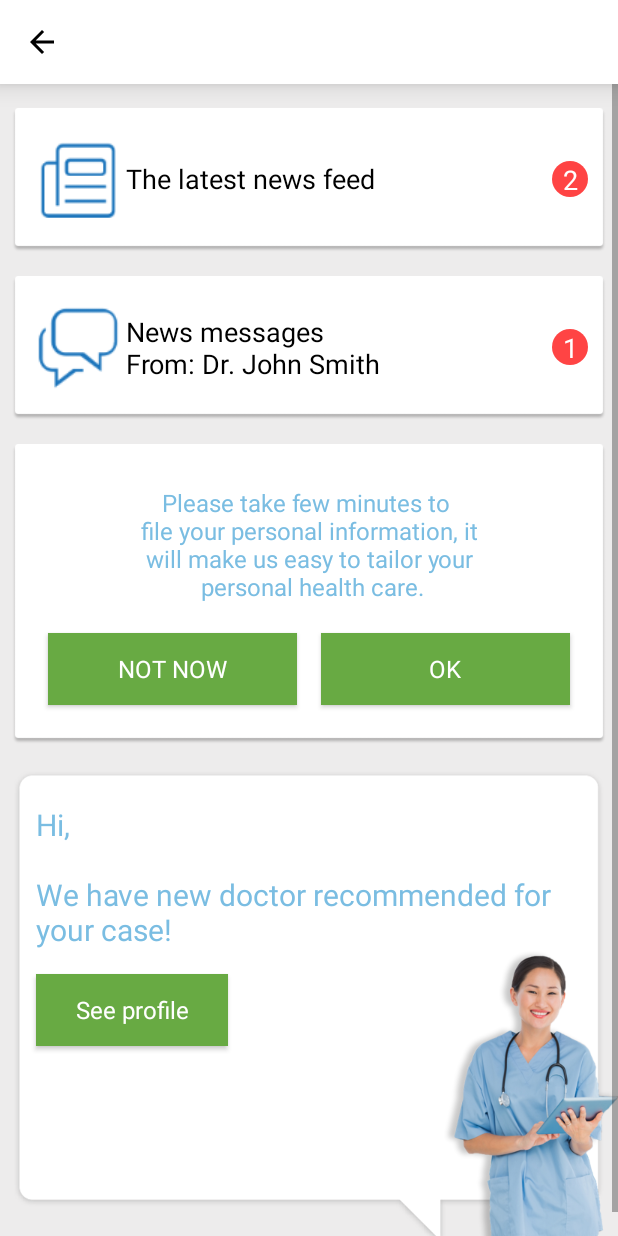
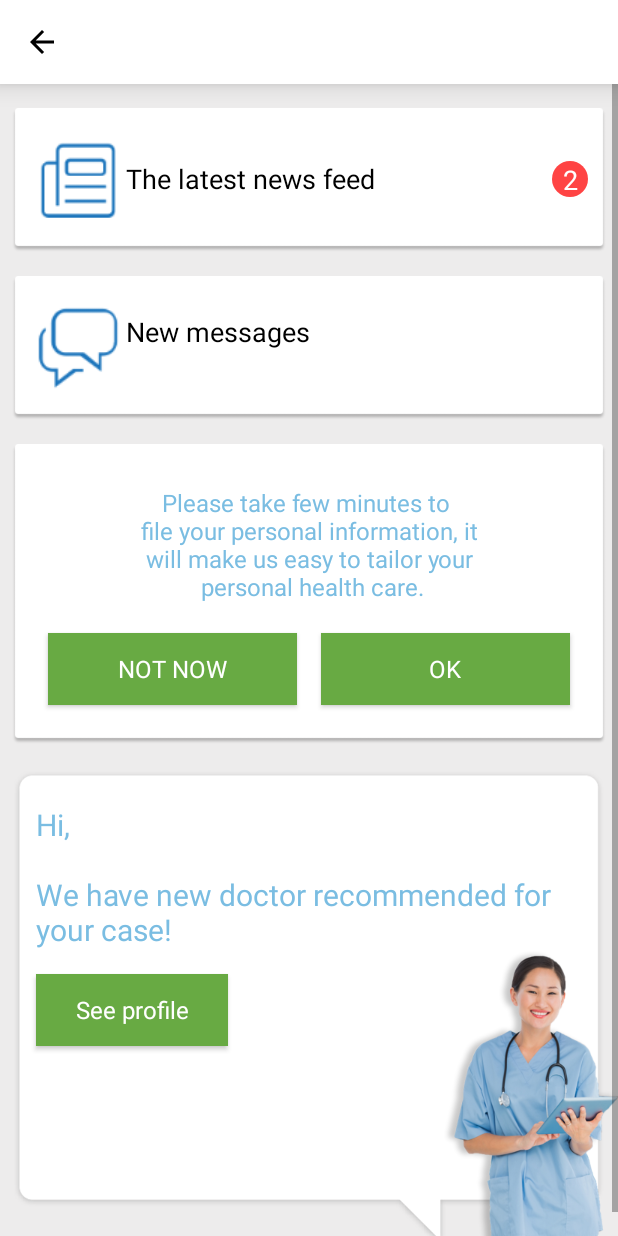
Before and after one commit to thatsmerahul1/android-client, an Android app: the fragment PatientFragment placed in its activity, on a phone screen of 412 x 824 dp. Run offline under Robolectric (Android 15) with nearby library versions, the phone set to English and light mode, and no system bars; our stand-ins replace CircleImageView; libraries missing offline, so code that uses them is left out: com.octo.android; 6 statements that could not run were skipped.

Commit message:
1.New message count implementation on home screen 2.Backstack issue in homescreen resolved.

```diff
--- a/app/src/main/java/com/ecarezone/android/patient/adapter/ChatAdapter.java
+++ b/app/src/main/java/com/ecarezone/android/patient/adapter/ChatAdapter.java
@@ -64,6 +64,7 @@ public class ChatAdapter extends RecyclerView.Adapter<ChatAdapter.ViewHolder> {
         if (mMessages == null) {
             mMessages = new ArrayList<Chat>();
         }
+        ChatDbApi.getInstance(mContext).updateChatReadStatus(userName,ChatDbApi.CHAT_READ_STATUS);
         Log.i("ChatAdapter", "size::" + mMessages.size());
         notifyDataSetChanged();
     }
--- a/app/src/main/java/com/ecarezone/android/patient/fragment/ChatFragment.java
+++ b/app/src/main/java/com/ecarezone/android/patient/fragment/ChatFragment.java
@@ -118,9 +118,9 @@ public class ChatFragment extends EcareZoneBaseFragment implements View.OnClickL
 
     @Override
     public void onIncomingMessage(MessageClient messageClient, Message message) {
-        /*if (!message.getRecipientIds().get(0).equals(recipient)) {
+        if (!message.getRecipientIds().get(0).equals(recipient)) {
             return;
-        }*/
+        }
         chatAdapter.addMessage(incomingMessage(message));
         chatList.smoothScrollToPosition(chatAdapter.getItemCount() - 1);
     }
--- a/app/src/main/java/com/ecarezone/android/patient/fragment/PatientFragment.java
+++ b/app/src/main/java/com/ecarezone/android/patient/fragment/PatientFragment.java
@@ -10,24 +10,32 @@ import android.view.View;
 import android.view.ViewGroup;
 import android.widget.Button;
 import android.widget.LinearLayout;
+import android.widget.RelativeLayout;
 import android.widget.TextView;
 import android.widget.Toast;
 
+import com.ecarezone.android.patient.EcareZoneBaseActivity;
 import com.ecarezone.android.patient.MainActivity;
 import com.ecarezone.android.patient.ProfileDetailsActivity;
 import com.ecarezone.android.patient.R;
 import com.ecarezone.android.patient.config.Constants;
 import com.ecarezone.android.patient.model.UserProfile;
+import com.ecarezone.android.patient.model.database.ChatDbApi;
 import com.ecarezone.android.patient.model.database.ProfileDbApi;
+import com.ecarezone.android.patient.utils.SinchUtil;
+
+import org.apache.commons.lang3.math.NumberUtils;
 
 /**
  * Created by CHAO WEI on 5/12/2015.
  */
-public class PatientFragment extends EcareZoneBaseFragment implements View.OnClickListener {
+public class PatientFragment extends EcareZoneBaseFragment implements View.OnClickListener, SinchUtil.onChatHistoryChangeListner {
 
     private String TAG = PatientFragment.class.getSimpleName();
 
     private LinearLayout mProfileFinishReminderLayout = null;
+    private RelativeLayout mMessageCounterLayout = null;
+    private TextView mHomeMessageIndicator;
 
     @Override
     protected String getCallerName() {
@@ -37,8 +45,6 @@ public class PatientFragment extends EcareZoneBaseFragment implements View.OnCli
     @Override
     public View onCreateView(LayoutInflater inflater, ViewGroup container, Bundle savedInstanceState) {
         final View view = inflater.inflate(R.layout.frag_patient_main, container, false);
-        ((TextView) view.findViewById(R.id.text_view_home_message_value)).setText(String.format(getString(R.string.home_new_messages), getString(R.string.doctor_name1)));
-
         LinearLayout newsFeedLayout = (LinearLayout) view.findViewById(R.id.newsFeedLayout);
         newsFeedLayout.setOnClickListener(this);
 
@@ -54,6 +60,10 @@ public class PatientFragment extends EcareZoneBaseFragment implements View.OnCli
         mProfileFinishReminderLayout = (LinearLayout) view.findViewById(R.id.profileFinishReminderLayout);
         new ProfileFinishedAsyncTask().execute();
 
+        mMessageCounterLayout = (RelativeLayout)view.findViewById(R.id.new_message_counter_layout);
+        mHomeMessageIndicator = (TextView)view.findViewById(R.id.text_view_home_message_indicator);
+        updateUnreadMessageCount(ChatDbApi.getInstance(getApplicationContext()).getUnReadChatCount());
+
         return view;
     }
 
@@ -62,6 +72,7 @@ public class PatientFragment extends EcareZoneBaseFragment implements View.OnCli
         super.onResume();
         ((MainActivity) getActivity()).getSupportActionBar().setTitle(Constants.ECARE_ZONE);
         new ProfileFinishedAsyncTask().execute();
+        SinchUtil.setChatHistoryChangeListner(this);
     }
 
     @Override
@@ -71,7 +82,7 @@ public class PatientFragment extends EcareZoneBaseFragment implements View.OnCli
                 ((MainActivity) getActivity()).onNavigationChanged(R.layout.frag_news_categories, null);
                 break;
             case R.id.chatAlertLayout:
-                Toast.makeText(getActivity(), "No chat available", Toast.LENGTH_LONG).show();
+                ((MainActivity) getActivity()).onNavigationChanged(R.layout.frag_doctor_list, null);
                 break;
             case R.id.viewDoctorProfile:
                 // TODO call the doctor profile activity.
@@ -84,6 +95,20 @@ public class PatientFragment extends EcareZoneBaseFragment implements View.OnCli
                         .putExtra(ProfileDetailsActivity.IS_NEW_PROFILE, false)
                         .putExtra(ProfileDetailsActivity.PROFILE_ID, profileId), UserProfileFragment.VIEW_PROFILE_REQUEST_CODE);
                 break;
+        }
+    }
+
+    @Override
+    public void onChange(int noOfUnreadMessage) {
+        updateUnreadMessageCount(noOfUnreadMessage);
+    }
+
+    private void updateUnreadMessageCount(int noOfUnreadMessage){
+        if (noOfUnreadMessage != NumberUtils.INTEGER_ZERO) {
+            mHomeMessageIndicator.setVisibility(View.VISIBLE);
+            mHomeMessageIndicator.setText(String.valueOf(noOfUnreadMessage));
+        }else{
+            mHomeMessageIndicator.setVisibility(View.INVISIBLE);
         }
     }
 
@@ -119,4 +144,10 @@ public class PatientFragment extends EcareZoneBaseFragment implements View.OnCli
         }
         super.onActivityResult(requestCode, resultCode, data);
     }
+
+    @Override
+    public void onStop() {
+        super.onStop();
+        SinchUtil.removeChatHistoryChangeListner();
+    }
 }
--- a/app/src/main/res/layout/frag_patient_main.xml
+++ b/app/src/main/res/layout/frag_patient_main.xml
@@ -85,6 +85,7 @@
             <RelativeLayout
                 android:layout_width="match_parent"
                 android:layout_height="wrap_content"
+                android:id="@+id/new_message_counter_layout"
                 android:layout_gravity="center">
 
                 <TextView
@@ -102,6 +103,7 @@
 
                 <TextView
                     android:id="@+id/text_view_home_message_value"
+                    android:text="@string/home_new_messages"
                     android:layout_width="wrap_content"
                     android:layout_height="wrap_content"
                     android:layout_alignParentStart="true"
--- a/app/src/main/res/values/strings.xml
+++ b/app/src/main/res/values/strings.xml
@@ -138,7 +138,7 @@
 
     <!-- Home -->
     <string name="home_last_news_feed">The latest news feed</string>
-    <string name="home_new_messages">News messages\nFrom: %s</string>
+    <string name="home_new_messages">New messages</string>
     <string name="home_user_message">Hi,\n\nWe have new doctor recommended for your case!</string>
     <string name="home_see_profile">See profile</string>
 
```
Also changed, not shown: app/src/main/java/com/ecarezone/android/patient/MainActivity.java (+22 -6 lines), app/src/main/java/com/ecarezone/android/patient/model/database/ChatDbApi.java (+7 -7 lines), app/src/main/java/com/ecarezone/android/patient/utils/SinchUtil.java (+17 -0 lines).
